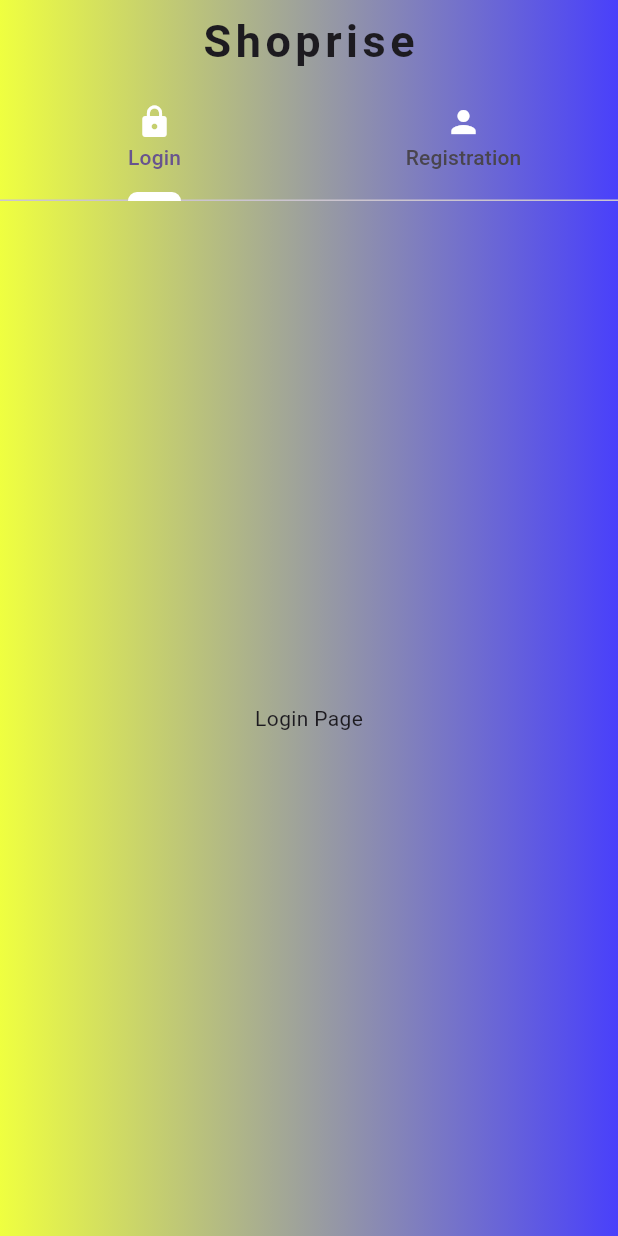
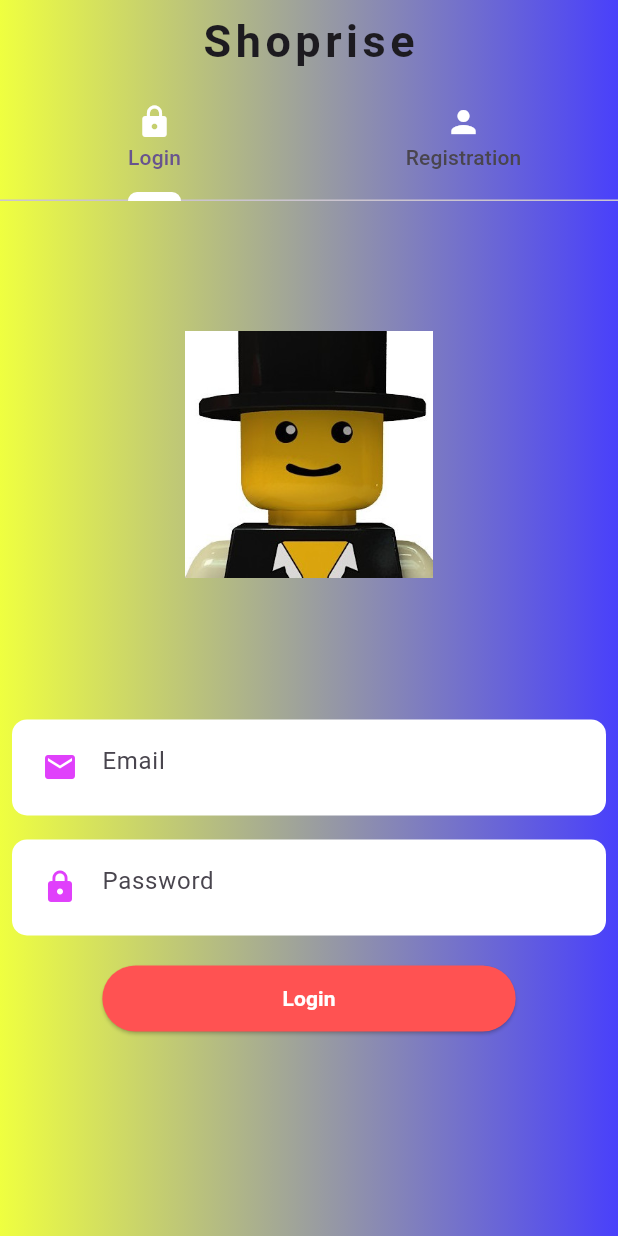
Before and after one commit to uimarshall/shoprise, a Flutter app: the screen it shows after launch, on a phone screen of 412 x 824 dp. Run offline on Flutter 3.47's test engine with Material 3 defaults, Android fonts, the phone set to English and light mode, and no system bars.

Commit message:
Add login page.
- Add login page.
- Add custom text field widget.

```diff
--- a/lib/auth_screens/auth_screen.dart
+++ b/lib/auth_screens/auth_screen.dart
@@ -1,6 +1,6 @@
 import 'package:flutter/material.dart';
 import 'package:shoprise/auth_screens/login_page.dart';
-import 'package:shoprise/auth_screens/sign_in_page.dart';
+import 'package:shoprise/auth_screens/sign_up_page.dart';
 
 class AuthScreen extends StatefulWidget {
   const AuthScreen({Key? key}) : super(key: key);
@@ -72,7 +72,7 @@ class _AuthScreenState extends State<AuthScreen> {
             tileMode: TileMode.clamp,
           )),
           child: const TabBarView(
-            children: [LoginPage(), SignInPage()],
+            children: [LoginPage(), SignUpPage()],
           ),
         ),
       ),
--- a/lib/auth_screens/login_page.dart
+++ b/lib/auth_screens/login_page.dart
@@ -1,4 +1,5 @@
 import 'package:flutter/material.dart';
+import 'package:shoprise/widgets/custom_text_field.dart';
 
 class LoginPage extends StatefulWidget {
   const LoginPage({Key? key}) : super(key: key);
@@ -8,10 +9,69 @@ class LoginPage extends StatefulWidget {
 }
 
 class _LoginPageState extends State<LoginPage> {
+  TextEditingController emailTextEditingController = TextEditingController();
+  TextEditingController passwordTextEditingController = TextEditingController();
+  GlobalKey<FormState> formKey = GlobalKey<FormState>();
   @override
   Widget build(BuildContext context) {
-    return Container(
-      child: Center(child: const Text("Login Page")),
+    return SingleChildScrollView(
+      child: Column(
+        children: [
+          Padding(
+            padding: const EdgeInsets.all(4.0),
+            child: Image.asset(
+              "assets/images/avatar-1.jpg",
+              height: MediaQuery.of(context).size.height * 0.40,
+              width: MediaQuery.of(context).size.width * 0.40,
+            ),
+          ),
+          Form(
+            key: formKey,
+            child: Column(
+              children: [
+                //email
+                CustomTextField(
+                  textEditingController: emailTextEditingController,
+                  iconData: Icons.email,
+                  hintText: "Email",
+                  isObsecre: false,
+                  enabled: true,
+                ),
+
+                //pass
+                CustomTextField(
+                  textEditingController: passwordTextEditingController,
+                  iconData: Icons.lock,
+                  hintText: "Password",
+                  isObsecre: true,
+                  enabled: true,
+                ),
+
+                const SizedBox(
+                  height: 10,
+                ),
+              ],
+            ),
+          ),
+          ElevatedButton(
+              style: ElevatedButton.styleFrom(
+                backgroundColor: Colors.redAccent,
+                padding:
+                    const EdgeInsets.symmetric(horizontal: 120, vertical: 12),
+              ),
+              onPressed: () {},
+              child: const Text(
+                "Login",
+                style: TextStyle(
+                  color: Colors.white,
+                  fontWeight: FontWeight.bold,
+                ),
+              )),
+          const SizedBox(
+            height: 30,
+          ),
+        ],
+      ),
     );
   }
 }
--- a/lib/auth_screens/sign_in_page.dart
+++ b/lib/auth_screens/sign_up_page.dart
@@ -1,13 +1,13 @@
 import 'package:flutter/material.dart';
 
-class SignInPage extends StatefulWidget {
-  const SignInPage({Key? key}) : super(key: key);
+class SignUpPage extends StatefulWidget {
+  const SignUpPage({Key? key}) : super(key: key);
 
   @override
-  _SignInPageState createState() => _SignInPageState();
+  _SignUpPageState createState() => _SignUpPageState();
 }
 
-class _SignInPageState extends State<SignInPage> {
+class _SignUpPageState extends State<SignUpPage> {
   @override
   Widget build(BuildContext context) {
     return Container(
--- /dev/null
+++ b/lib/widgets/custom_text_field.dart
@@ -0,0 +1,50 @@
+import 'package:flutter/material.dart';
+
+class CustomTextField extends StatefulWidget {
+  TextEditingController? textEditingController;
+  IconData? iconData;
+  String? hintText;
+  bool? isObsecre = true;
+  bool? enabled = true;
+
+  CustomTextField({
+    super.key,
+    this.textEditingController,
+    this.iconData,
+    this.hintText,
+    this.isObsecre,
+    this.enabled,
+  });
+
+  @override
+  State<CustomTextField> createState() => _CustomTextFieldState();
+}
+
+class _CustomTextFieldState extends State<CustomTextField> {
+  @override
+  Widget build(BuildContext context) {
+    return Container(
+      decoration: const BoxDecoration(
+        color: Colors.white,
+        borderRadius: BorderRadius.all(Radius.circular(10)),
+      ),
+      padding: const EdgeInsets.all(8.0),
+      margin: const EdgeInsets.all(8.0),
+      child: TextFormField(
+        enabled: widget.enabled,
+        controller: widget.textEditingController,
+        obscureText: widget.isObsecre!,
+        cursorColor: Theme.of(context).primaryColor,
+        decoration: InputDecoration(
+          border: InputBorder.none,
+          prefixIcon: Icon(
+            widget.iconData,
+            color: Colors.purpleAccent,
+          ),
+          focusColor: Theme.of(context).primaryColor,
+          hintText: widget.hintText,
+        ),
+      ),
+    );
+  }
+}
```
